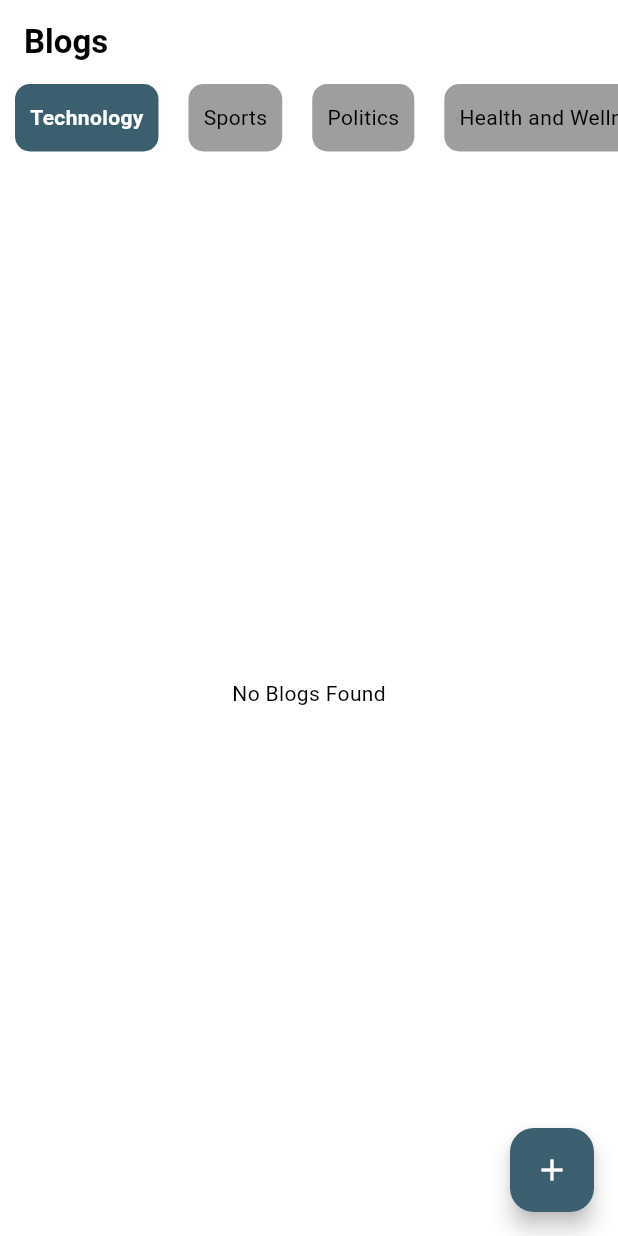
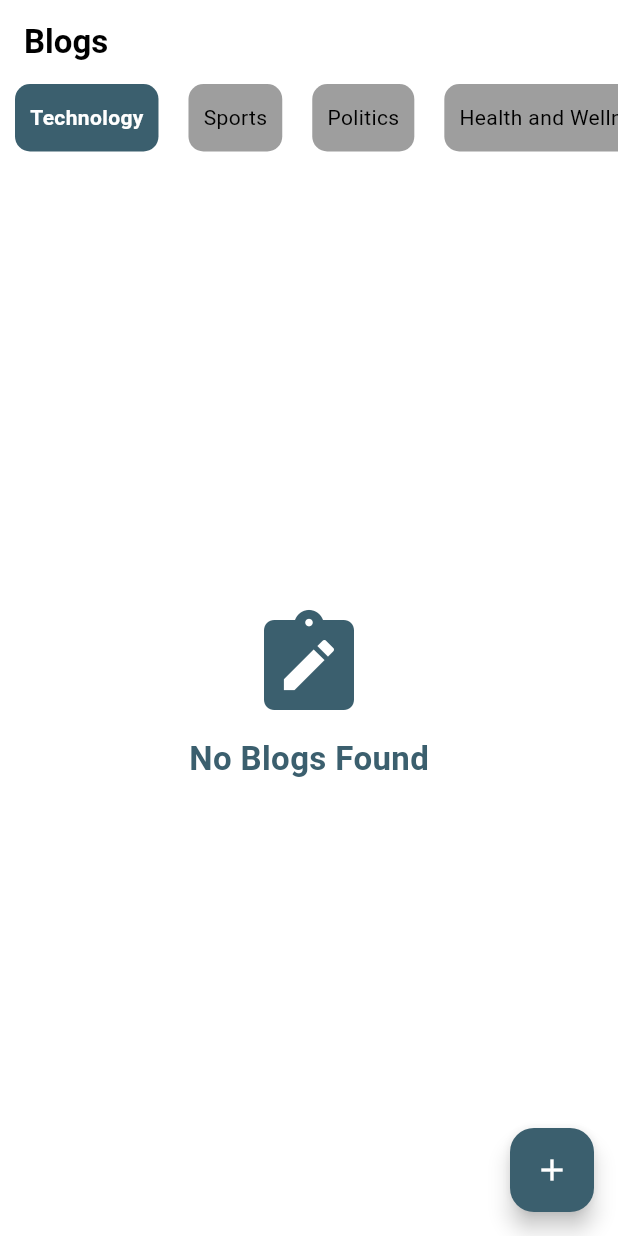
Before and after one commit to ihsankhan-752/Blog-App, a Flutter app: the HomeScreen screen opened directly, on a phone screen of 412 x 824 dp. Run offline on Flutter 3.47's test engine with Material 3 defaults, Android fonts, the phone set to English and light mode, and no system bars; our stand-ins replace cached_network_image, cloud_firestore, dotted_border, firebase_auth, firebase_core, firebase_storage and 5 more; accounts and stored records are empty.

Commit message:
Category based Blogs fetch

```diff
--- a/lib/screens/custom_navbar/home/home_screen.dart
+++ b/lib/screens/custom_navbar/home/home_screen.dart
@@ -16,6 +16,7 @@ class HomeScreen extends StatefulWidget {
 
 class _HomeScreenState extends State<HomeScreen> {
   int _currentIndex = 0;
+  String _selectedTab = "Technology";
   @override
   Widget build(BuildContext context) {
     return Scaffold(
@@ -48,6 +49,8 @@ class _HomeScreenState extends State<HomeScreen> {
                 return GestureDetector(
                   onTap: () {
                     _currentIndex = index;
+                    _selectedTab = tabList[index];
+                    print(_selectedTab);
                     setState(() {});
                   },
                   child: Container(
@@ -82,7 +85,8 @@ class _HomeScreenState extends State<HomeScreen> {
                 children: [
                   Expanded(
                     child: StreamBuilder(
-                      stream: FirebaseFirestore.instance.collection('blogs').snapshots(),
+                      stream:
+                          FirebaseFirestore.instance.collection('blogs').where('category', isEqualTo: _selectedTab).snapshots(),
                       builder: (context, snapshot) {
                         if (!snapshot.hasData) {
                           return Center(
@@ -90,7 +94,21 @@ class _HomeScreenState extends State<HomeScreen> {
                           );
                         } else if (snapshot.data!.docs.isEmpty) {
                           return Center(
-                            child: Text("No Blogs Found"),
+                            child: Column(
+                              mainAxisAlignment: MainAxisAlignment.center,
+                              children: [
+                                Icon(Icons.note_alt, size: 80, color: AppColors.primaryColor),
+                                SizedBox(height: 07),
+                                Text(
+                                  "No Blogs Found",
+                                  style: TextStyle(
+                                    fontSize: 22,
+                                    color: AppColors.primaryColor,
+                                    fontWeight: FontWeight.bold,
+                                  ),
+                                ),
+                              ],
+                            ),
                           );
                         }
                         return ListView.builder(
--- a/pubspec.yaml
+++ b/pubspec.yaml
@@ -48,6 +48,7 @@ dependencies:
   intl: ^0.19.0
   flutter_image_compress: ^2.3.0
   cached_network_image: ^3.3.1
+  video_player: ^2.8.6
 #  cloud_firestore: any
 #  fluttertoast: any
 
```
Also changed, not shown: pubspec.lock, 1 other file.
